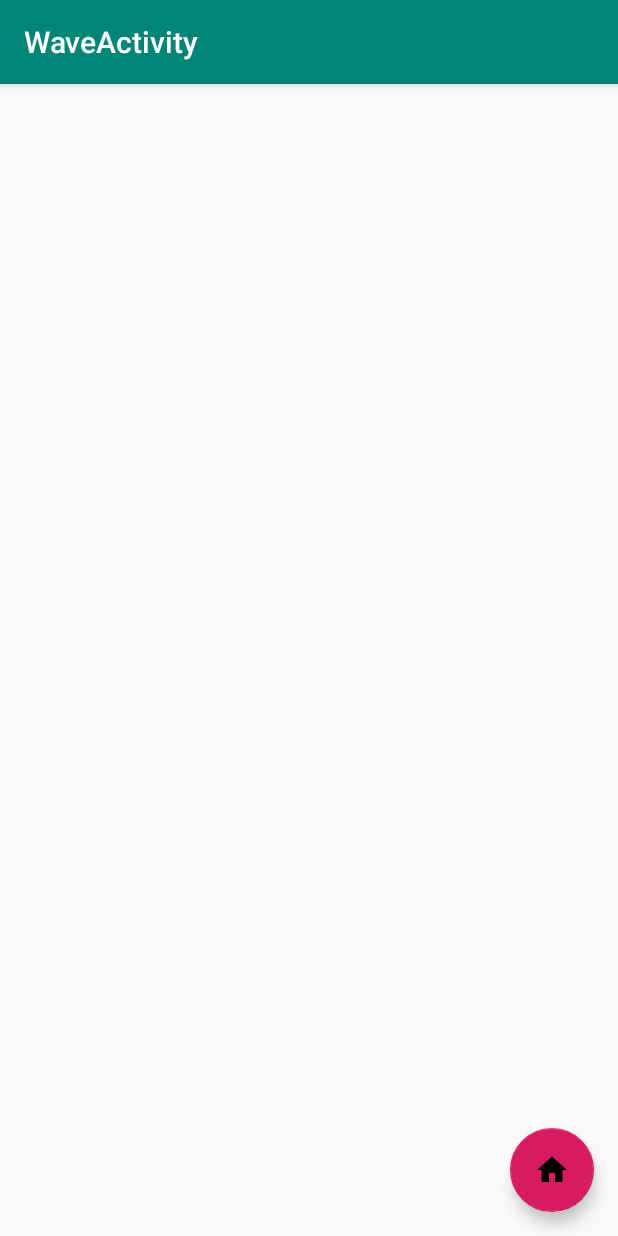
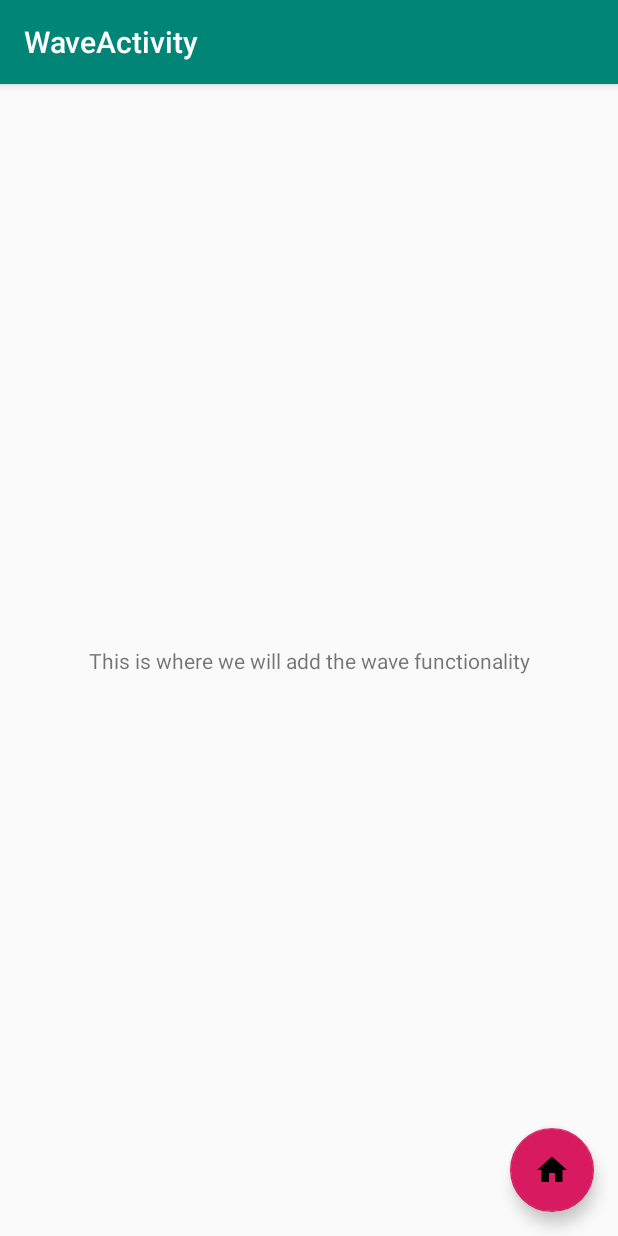
Before and after one commit to ntsmith24/GeoffSoundboard, an Android app: the WaveActivity screen opened directly, with no data from a screen before it, on a phone screen of 412 x 824 dp. Run offline under Robolectric (Android 15) with nearby library versions, the phone set to English and light mode, and no system bars.

Commit message:
Added wave text

```diff
--- a/app/src/main/res/layout/content_wave.xml
+++ b/app/src/main/res/layout/content_wave.xml
@@ -8,4 +8,17 @@
     tools:context=".WaveActivity"
     tools:showIn="@layout/activity_wave">
 
+    <TextView
+        android:id="@+id/textView"
+        android:layout_width="wrap_content"
+        android:layout_height="wrap_content"
+        android:layout_marginStart="8dp"
+        android:layout_marginTop="8dp"
+        android:layout_marginEnd="8dp"
+        android:layout_marginBottom="8dp"
+        android:text="This is where we will add the wave functionality"
+        app:layout_constraintBottom_toBottomOf="parent"
+        app:layout_constraintEnd_toEndOf="parent"
+        app:layout_constraintStart_toStartOf="parent"
+        app:layout_constraintTop_toTopOf="parent" />
 </android.support.constraint.ConstraintLayout>
```
